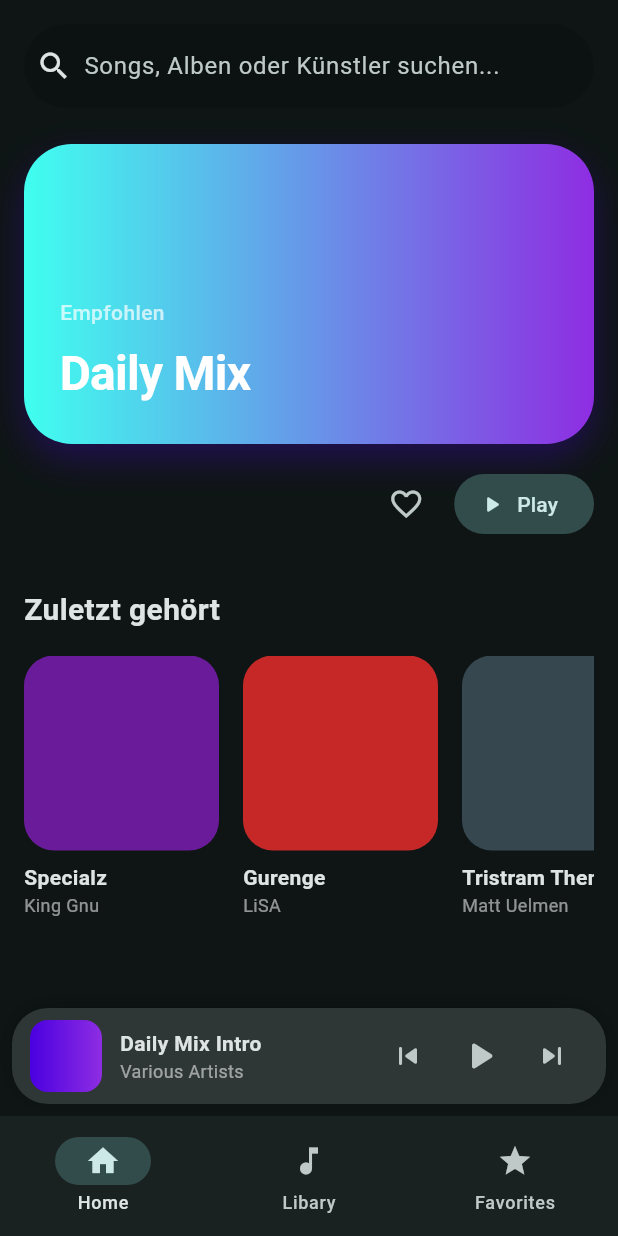
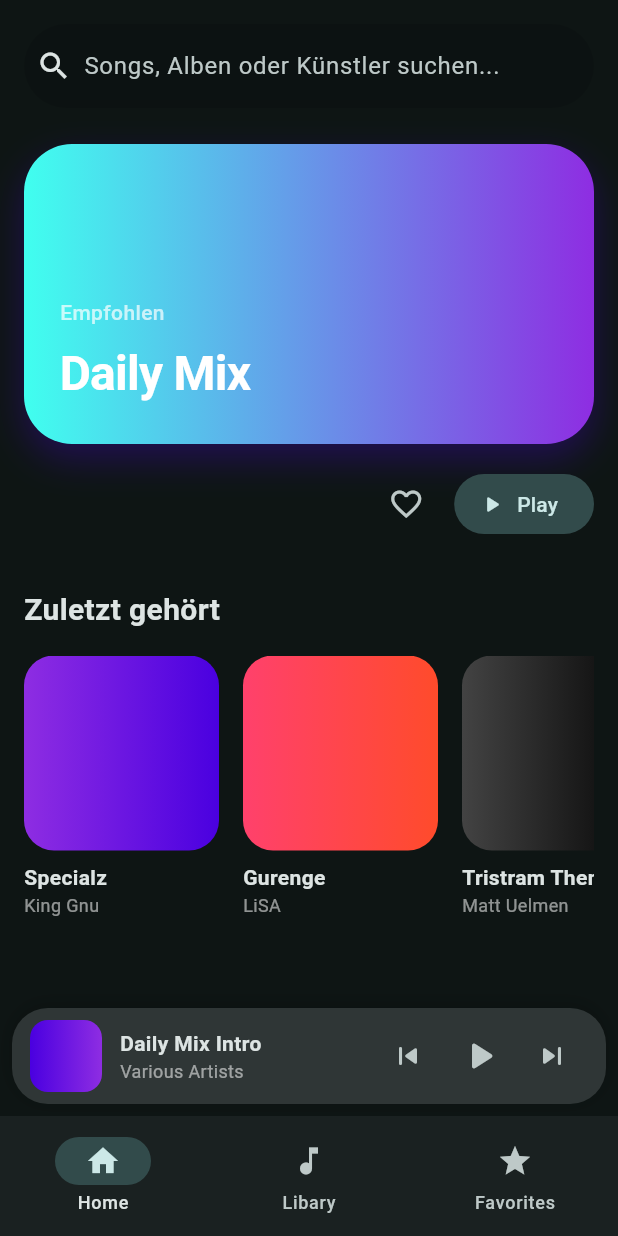
Before and after one commit to Exoshiva/musicplayer, a Flutter app: the screen it shows after launch, on a phone screen of 412 x 824 dp. Run offline on Flutter 3.47's test engine with Material 3 defaults, Android fonts, the phone set to English and light mode, and no system bars.

Commit message:
feat: updated song models with gradient support and refined home screen ui

```diff
--- a/lib/models/mock_data.dart
+++ b/lib/models/mock_data.dart
@@ -1,4 +1,6 @@
 // MARK: - Mock-Dates
+
+// lib/models/mock_data.dart
 
 import 'song.dart';
 
@@ -7,45 +9,47 @@ final List<Song> recentlyPlayed = [
     id: '1',
     title: 'Specialz',
     artist: 'King Gnu',
-    coverColorHex: 'FF6A1B9A', // Deep Purple
+    gradientColors: ['FF8E2DE2', 'FF4A00E0'], // Violett zu dunklem Lila
   ),
   const Song(
     id: '2',
     title: 'Gurenge',
     artist: 'LiSA',
-    coverColorHex: 'FFC62828', // Red
+    gradientColors: ['FFFF416C', 'FFFF4B2B'], // Sattes Rot-Orange
   ),
   const Song(
     id: '3',
     title: 'Tristram Theme',
     artist: 'Matt Uelmen',
-    coverColorHex: 'FF37474F', // Blue Grey
+    gradientColors: ['FF434343', 'FF000000'], // Dunkles Grau/Schwarz
   ),
   const Song(
     id: '4',
-    title: 'Merry-Go-Round of Life',
+    title: 'Merry-Go-Round',
     artist: 'Joe Hisaishi',
-    coverColorHex: 'FF2E7D32', // Green
+    gradientColors: ['FF11998E', 'FF38EF7D'], // Sanftes Grün
   ),
 ];
-
 final List<Song> recommendedForYou = [
   const Song(
     id: '5',
     title: 'Cyberpunk City',
     artist: 'Neon Drive',
-    coverColorHex: 'FF00B8D4', // Cyan
+    gradientColors: ['FF8E2D2E', 'FF4A00E0'],
+    //coverColorHex: 'FF00B8D4', // Cyan
   ),
   const Song(
     id: '6',
     title: 'Night City Vibes',
     artist: 'Synthwave',
-    coverColorHex: 'FFD50000', // Deep Red
+    gradientColors: ['FF8E2D2E', 'FF4A00E0'],
+    //coverColorHex: 'FFD50000', // Deep Red
   ),
   const Song(
     id: '7',
     title: 'Calisthenics Flow',
     artist: 'Workout Beats',
-    coverColorHex: 'FFFF8F00', // Amber
+    gradientColors: ['FF8E2D2E', 'FF4A00E0'],
+    //coverColorHex: 'FFFF8F00', // Amber
   ),
 ];
--- a/lib/models/song.dart
+++ b/lib/models/song.dart
@@ -2,12 +2,12 @@ class Song {
   final String id;
   final String title;
   final String artist;
-  final String coverColorHex;
+  final List<String> gradientColors;
 
   const Song({
     required this.id,
     required this.title,
     required this.artist,
-    required this.coverColorHex,
+    required this.gradientColors,
   });
 }
--- a/lib/screens/home_screen.dart
+++ b/lib/screens/home_screen.dart
@@ -121,8 +121,12 @@ class HomeScreen extends StatelessWidget {
                       width: 130,
                       height: 130,
                       decoration: BoxDecoration(
-                        color: Color(int.parse(song.coverColorHex, radix: 16)),
                         borderRadius: BorderRadius.circular(20),
+                        gradient: LinearGradient(
+                          colors: [
+                            Color(int.parse(song.gradientColors[0], radix: 16)),
+                            Color(int.parse(song.gradientColors[1], radix: 16)),
+                          ])
                       ),
                     ),
                     const SizedBox(height: 8),
```
